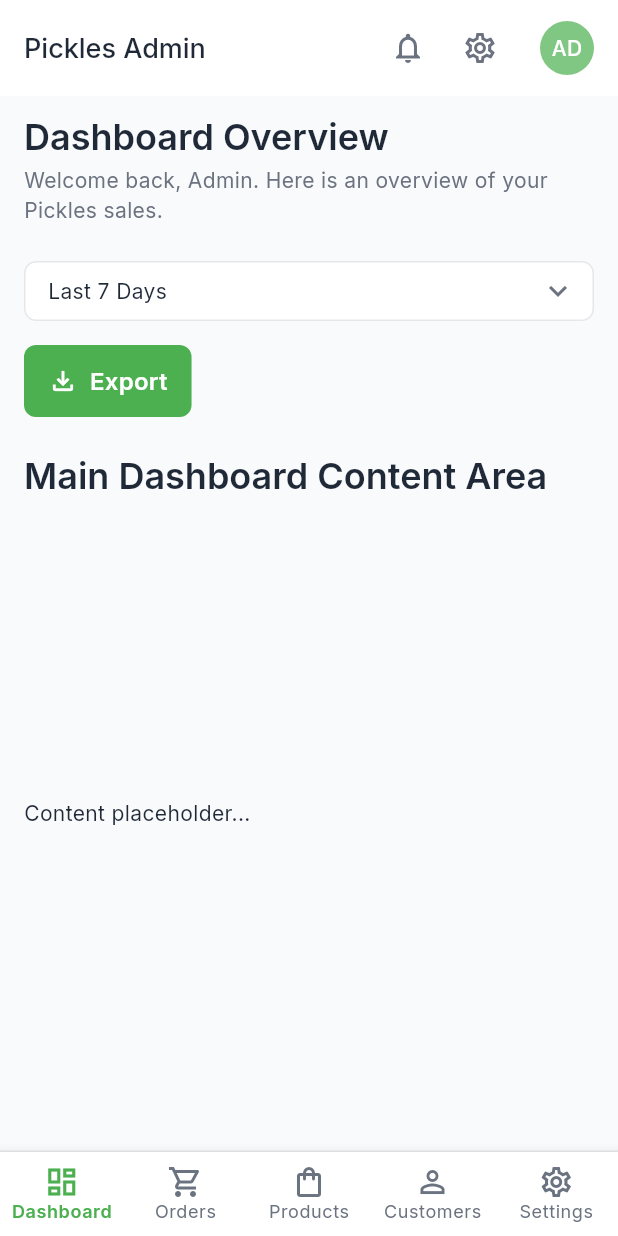
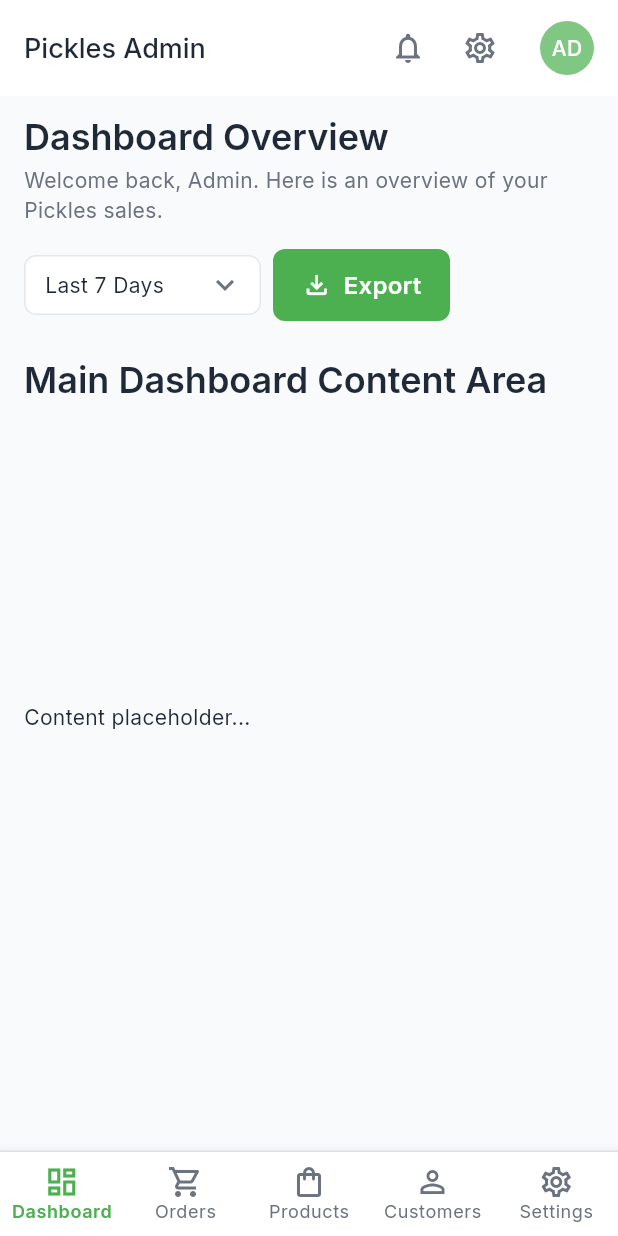
Before and after one commit to tulasireddytulasi/pickles_lab_web, a Flutter app: the screen it shows after launch, on a phone screen of 412 x 824 dp. Run offline on Flutter 3.47's test engine with Material 3 defaults, Android fonts, the phone set to English and light mode, and no system bars; our stand-ins replace bloc, go_router, google_fonts.

Commit message:
feat(logging): Introduce AppLog utility for level-based logging and refactor date range selector spacing
- **feat(logging):** Implements a new static `AppLog` class to standardize application logging with methods for debug, info, warning, and error.
- **refactor(ui):** Drastically reduces horizontal and vertical spacing in the `_buildDateRangeSelector` widget by adjusting `contentPadding`, setting `iconPadding: EdgeInsets.zero`, and applying `isExpanded: true`.

```diff
--- /dev/null
+++ b/lib/app/core/utils/app_log.dart
@@ -0,0 +1,67 @@
+// Define an enum for log levels (optional but good practice)
+import 'dart:developer';
+
+enum LogLevel {
+  debug,
+  info,
+  warning,
+  error,
+  // Add more levels if needed, e.g., severe
+}
+
+/// A utility class for centralized, level-specific application logging.
+class AppLog {
+  // --- Configuration ---
+  static const LogLevel _minLogLevel = LogLevel.debug;
+  static const String _defaultTag = 'APP';
+
+  /// The core private logging function where the formatting and printing happens.
+  static void _log(
+      String message,
+      LogLevel level, {
+        String tag = _defaultTag,
+        // Optional: Pass an error object for error logs
+        Object? error,
+      }) {
+    // Check if the current log level is high enough to be displayed
+    if (level.index < _minLogLevel.index) {
+      return;
+    }
+
+    // Get current time for the timestamp
+    String timestamp = DateTime.now().toIso8601String().substring(11, 23);
+
+    // Format the output string
+    String logOutput = '[$timestamp] [${level.name.toUpperCase()}] <$tag> $message';
+
+    // Print the log. Use the standard print or dart:developer log for better tool support.
+    log(logOutput);
+
+    // If it's an error, you can also print the error object for a full stack trace.
+    if (error != null) {
+      log(error.toString());
+    }
+
+    // --- ENHANCEMENT: INTEGRATION ---
+    // For 'error' or 'severe', you could add logic here to send the data
+    // to an external crash reporting service like Sentry or Crashlytics.
+  }
+
+  // --- Public Static Methods (Your Desired Syntax) ---
+
+  static void debug(String comment, {String tag = _defaultTag}) {
+    _log(comment, LogLevel.debug, tag: tag);
+  }
+
+  static void info(String comment, {String tag = _defaultTag}) {
+    _log(comment, LogLevel.info, tag: tag);
+  }
+
+  static void warning(String comment, {String tag = _defaultTag}) {
+    _log(comment, LogLevel.warning, tag: tag);
+  }
+
+  static void error(String comment, {String tag = _defaultTag, Object? error}) {
+    _log(comment, LogLevel.error, tag: tag, error: error);
+  }
+}
--- /dev/null
+++ b/lib/app/core/utils/common_funcions.dart
@@ -0,0 +1 @@
+// common functions
--- a/lib/app/presentation/dashboard_screen/widgets/dashboard_header.dart
+++ b/lib/app/presentation/dashboard_screen/widgets/dashboard_header.dart
@@ -1,5 +1,6 @@
 import 'package:flutter/material.dart';
 import 'package:pickles_lab_dashboard/app/core/theme/app_colors.dart';
+import 'package:pickles_lab_dashboard/app/core/utils/app_log.dart';
 
 /// The header section of the dashboard containing the title, date range selector,
 /// and the export button.
@@ -14,77 +15,117 @@ class DashboardHeader extends StatefulWidget {
 
 class _DashboardHeaderState extends State<DashboardHeader> {
   String _dateRange = 'Last 7 Days';
-  final List<String> _dateRangeOptions = [
-    'Today',
-    'Yesterday',
-    'Last 7 Days',
-    'Last 30 Days',
-    'Custom Range'
-  ];
+  final List<String> _dateRangeOptions = ['Today', 'Yesterday', 'Last 7 Days', 'Last 30 Days', 'Custom Range'];
 
   @override
   Widget build(BuildContext context) {
     // Check screen width for responsiveness
     final isMobile = MediaQuery.of(context).size.width < 769;
+    AppLog.info("Size: ${MediaQuery.of(context).size.width}");
 
-    return Column(
+    return isMobile
+        ? Column(
+            mainAxisAlignment: MainAxisAlignment.start,
             crossAxisAlignment: CrossAxisAlignment.start,
             children: [
-        // Title: "Dashboard Overview"
-        Text(
-          'Dashboard Overview',
-          style: Theme.of(context).textTheme.headlineLarge,
+              Column(
+                crossAxisAlignment: CrossAxisAlignment.start,
+                children: headerWidget(isMobile: isMobile),
               ),
+              const SizedBox(height: 16),
+              layoutBuilder(isMobile: isMobile,
+                mainAxisAlignment: MainAxisAlignment.start,
+                crossAxisAlignment: CrossAxisAlignment.start,),
+            ],
+          )
+        : Row(
+            children: [
+              Expanded(
+                child: Column(
+                  crossAxisAlignment: CrossAxisAlignment.start,
+                  children: headerWidget(isMobile: isMobile),
+                ),
+              ),
+
+              // Action Row (Dropdown + Export Button)
+              Expanded(
+                child: layoutBuilder(
+                  isMobile: isMobile,
+                  mainAxisAlignment: MainAxisAlignment.end,
+                  crossAxisAlignment: CrossAxisAlignment.end,
+                ),
+              ),
+            ],
+          );
+  }
+
+  LayoutBuilder layoutBuilder({
+    required bool isMobile,
+    required MainAxisAlignment mainAxisAlignment,
+    required CrossAxisAlignment crossAxisAlignment,
+  }) {
+    return LayoutBuilder(
+      builder: (context, constraints) {
+        AppLog.info("constraints : ${constraints.maxWidth}");
+        bool isHorizontal = constraints.maxWidth <= 285;
+        return isHorizontal
+            ? Column(
+                crossAxisAlignment: crossAxisAlignment,
+                children: actionRowWidget(isMobile: isHorizontal),
+              )
+            : Row(
+                mainAxisAlignment: mainAxisAlignment,
+                children: actionRowWidget(isMobile: isHorizontal),
+              );
+      },
+    );
+  }
+
+  List<Widget> headerWidget({required bool isMobile}) {
+    return [
+      Text('Dashboard Overview', style: Theme.of(context).textTheme.headlineLarge),
 
       const SizedBox(height: 4.0),
 
       // Subtitle/Welcome
       Text(
         'Welcome back, Admin. Here is an overview of your Pickles sales.',
-          style: Theme.of(context).textTheme.bodyMedium!.copyWith(
-            color: AppColors.textMedium,
+        maxLines: 3,
+        softWrap: true,
+        style: Theme.of(
+          context,
+        ).textTheme.bodyMedium!.copyWith(color: AppColors.textMedium, overflow: TextOverflow.ellipsis),
       ),
-        ),
+    ];
+  }
 
-        const SizedBox(height: 24.0),
-
-        // Action Row (Dropdown + Export Button)
-        Flex(
-          direction: isMobile ? Axis.vertical : Axis.horizontal,
-          mainAxisAlignment: isMobile ? MainAxisAlignment.start : MainAxisAlignment.spaceBetween,
-          crossAxisAlignment: CrossAxisAlignment.start,
-          children: [
+  List<Widget> actionRowWidget({required bool isMobile}) {
+    return [
       // Date Range Selector (Dropdown)
       _buildDateRangeSelector(context, isMobile),
 
       // Vertical spacing for mobile
-            if (isMobile) const SizedBox(height: 16.0),
+      isMobile ? const SizedBox(height: 8.0) : const SizedBox(width: 8.0),
 
       // Export Button
-            _buildExportButton(context),
-          ],
-        ),
-      ],
-    );
+      _buildExportButton(context, isMobile ? 158 : 118),
+    ];
   }
 
   /// Builds the custom-styled dropdown for the date range.
   Widget _buildDateRangeSelector(BuildContext context, bool isMobile) {
-    return Container(
-      // Ensure it doesn't take full width on desktop
-      width: isMobile ? double.infinity : 180,
+    return SizedBox(
+      width: 158,
       child: Semantics(
         label: 'Select date range',
         child: DropdownButtonFormField<String>(
-          value: _dateRange,
+          initialValue: _dateRange,
           onChanged: (String? newValue) {
             if (newValue != null) {
               setState(() {
                 _dateRange = newValue;
               });
-              ScaffoldMessenger.of(context).showSnackBar(
-                SnackBar(content: Text('Date range set to: $_dateRange')),
-              );
+              ScaffoldMessenger.of(context).showSnackBar(SnackBar(content: Text('Date range set to: $_dateRange')));
             }
           },
           items: _dateRangeOptions.map<DropdownMenuItem<String>>((String value) {
@@ -95,11 +136,13 @@ class _DashboardHeaderState extends State<DashboardHeader> {
           }).toList(),
           decoration: const InputDecoration(
             isDense: true,
-            contentPadding: EdgeInsets.symmetric(horizontal: 12, vertical: 8),
+            contentPadding: EdgeInsets.only(left: 10, right: 0, top: 8, bottom: 8),
             hintText: 'Select Range',
-            fillColor: AppColors.cardBackground, // Override Input Theme to match HTML (bg-white)
+            fillColor: AppColors.cardBackground,
+            // Override Input Theme to match HTML (bg-white)
             filled: true,
           ),
+          padding: EdgeInsets.zero,
           icon: const Icon(Icons.keyboard_arrow_down, color: AppColors.textMedium),
         ),
       ),
@@ -107,30 +150,31 @@ class _DashboardHeaderState extends State<DashboardHeader> {
   }
 
   /// Builds the primary "Export" button.
-  Widget _buildExportButton(BuildContext context) {
-    return Semantics(
+  Widget _buildExportButton(BuildContext context, double width) {
+    return Container(
+      width: width,
+      decoration: BoxDecoration(
+        //  border: Border.all(color: Colors.black, width: 2),
+      ),
+      child: Semantics(
         button: true,
         label: 'Export data to CSV',
         child: ElevatedButton.icon(
           onPressed: () {
-          ScaffoldMessenger.of(context).showSnackBar(
-            const SnackBar(content: Text('Exporting data...')),
-          );
+            ScaffoldMessenger.of(context).showSnackBar(const SnackBar(content: Text('Exporting data...')));
           },
           icon: const Icon(Icons.file_download_outlined, size: 20, color: AppColors.cardBackground),
           label: Text(
             'Export',
-          style: Theme.of(context).textTheme.titleMedium!.copyWith(
-            color: AppColors.cardBackground,
-            fontWeight: FontWeight.w600,
-          ),
+            style: Theme.of(
+              context,
+            ).textTheme.titleMedium!.copyWith(color: AppColors.cardBackground, fontWeight: FontWeight.w600),
           ),
           style: ElevatedButton.styleFrom(
             backgroundColor: AppColors.primary,
             elevation: 0,
-          padding: const EdgeInsets.symmetric(horizontal: 16, vertical: 12),
-          shape: RoundedRectangleBorder(
-            borderRadius: BorderRadius.circular(8.0),
+            padding: const EdgeInsets.symmetric(horizontal: 0, vertical: 12),
+            shape: RoundedRectangleBorder(borderRadius: BorderRadius.circular(8.0)),
           ),
         ),
       ),
--- a/lib/app/simple_bloc_observer.dart
+++ b/lib/app/simple_bloc_observer.dart
@@ -1,6 +1,5 @@
-import 'dart:developer';
-
 import 'package:bloc/bloc.dart';
+import 'core/utils/app_log.dart';
 
 class SimpleBlocObserver extends BlocObserver {
   const SimpleBlocObserver();
@@ -8,24 +7,24 @@ class SimpleBlocObserver extends BlocObserver {
   @override
   void onChange(BlocBase bloc, Change change) {
     super.onChange(bloc, change);
-    print('onChange: ${bloc.runtimeType}: ${change.currentState} State');
+    AppLog.info('onChange: ${bloc.runtimeType}: ${change.currentState} State');
   }
 
   @override
   void onEvent(Bloc<dynamic, dynamic> bloc, Object? event) {
     super.onEvent(bloc, event);
-    log('onEvent: ${bloc.runtimeType} $event');
+    AppLog.info('onEvent: ${bloc.runtimeType} $event');
   }
 
   @override
   void onError(BlocBase<dynamic> bloc, Object error, StackTrace stackTrace) {
-    log('onError: ${bloc.runtimeType} $error');
+    AppLog.info('onError: ${bloc.runtimeType} $error');
     super.onError(bloc, error, stackTrace);
   }
 
   @override
   void onTransition(Bloc<dynamic, dynamic> bloc, Transition<dynamic, dynamic> transition) {
     super.onTransition(bloc, transition);
-    log('onTransition: ${transition}');
+    AppLog.info('onTransition: ${transition}');
   }
 }
--- a/lib/app/widgets/navigation/desktop_sidebar.dart
+++ b/lib/app/widgets/navigation/desktop_sidebar.dart
@@ -14,7 +14,7 @@ class DesktopSidebar extends StatelessWidget {
     final currentPath = GoRouterState.of(context).fullPath ?? '/';
 
     // Fixed width based on HTML (256px wide, which is w-64 in Tailwind)
-    const double sidebarWidth = 256.0;
+    const double sidebarWidth = 226.0;
 
     return Container(
       width: sidebarWidth,
```
Lines whose indentation alone changed are shown as unchanged.
